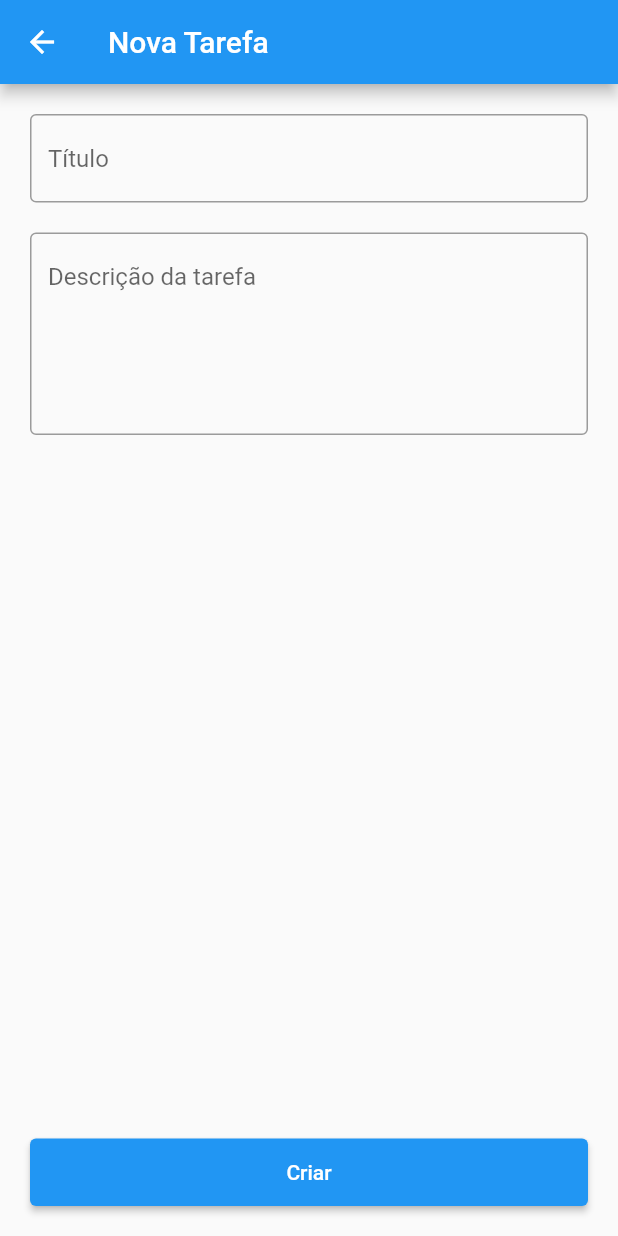
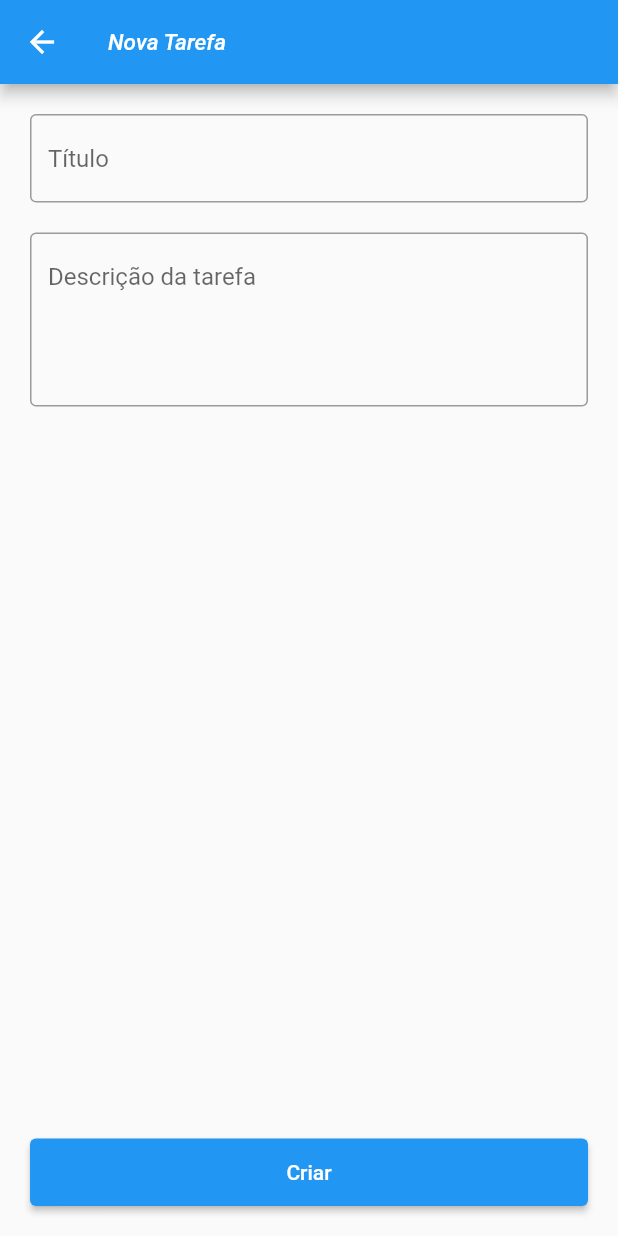
Before and after one commit to Innoue/FlutterLessons, a Flutter app: the screen it shows after launch, after a tap on the "add" icon, on a phone screen of 412 x 824 dp. Run offline on Flutter 3.47's test engine with Material 2 defaults, Android fonts, the phone set to English and light mode, and no system bars; our stand-ins replace google_fonts; missing offline and left inert: dart:ffi.

Commit message:
Fixed adding a new task when pop and changed text layout

```diff
--- a/task_list_3/lib/apps/app_android.dart
+++ b/task_list_3/lib/apps/app_android.dart
@@ -12,6 +12,12 @@ class MyApp extends StatelessWidget {
       debugShowCheckedModeBanner: false,
       title: 'Flutter Demo',
       home: MyHomePage(),
+      theme: ThemeData(
+        textTheme: TextTheme(
+          headline5: TextStyle(fontWeight: FontWeight.bold, fontSize: 20),
+          headline6: TextStyle(fontStyle: FontStyle.italic, fontSize: 15),
+        ),
+      ),
     );
   }
 }
--- a/task_list_3/lib/pages/new_task_page.dart
+++ b/task_list_3/lib/pages/new_task_page.dart
@@ -1,16 +1,25 @@
 import 'package:flutter/material.dart';
 import 'package:task_list_3/data/task.dart';
 
-class NewTaskPage extends StatelessWidget {
+class NewTaskPage extends StatefulWidget {
   NewTaskPage({Key? key}) : super(key: key);
 
+  @override
+  State<NewTaskPage> createState() => _NewTaskPageState();
+}
+
+class _NewTaskPageState extends State<NewTaskPage> {
   TextEditingController _titleTask = TextEditingController();
   TextEditingController _descTask = TextEditingController();
+
+  String? _titleError;
 
   @override
   Widget build(BuildContext context) {
     return Scaffold(
-      appBar: AppBar(title: Text("Nova Tarefa"),),
+      appBar: AppBar(
+        title: Text("Nova Tarefa"),
+      ),
       body: SafeArea(
         child: Column(
           children: [
@@ -19,6 +28,7 @@ class NewTaskPage extends StatelessWidget {
               child: TextField(
                 decoration: InputDecoration(
                   hintText: 'Título',
+                  errorText: _titleError,
                   border: OutlineInputBorder(),
                 ),
                 controller: _titleTask,
@@ -32,7 +42,7 @@ class NewTaskPage extends StatelessWidget {
                   border: OutlineInputBorder(),
                 ),
                 controller: _descTask,
-                maxLines: 5,
+                maxLines: 4,
               ),
             ),
             Expanded(
@@ -54,14 +64,19 @@ class NewTaskPage extends StatelessWidget {
       ),
     );
   }
-  void _createTask(BuildContext context){
+
+  void _createTask(BuildContext context) {
     String title = _titleTask.text.toString();
     String desc = _descTask.text.toString();
 
-    final task = Task(title: title, description: desc);
-
-    Navigator.pop(context, task);
-
+    if (title.isEmpty){
+      setState(() {
+        _titleError = 'Preencha o título';
+      });
+    }else{
+      final task = Task(title: title, description: desc);
+      _titleError = null;
+      Navigator.pop(context, task);
+    }
   }
-
 }
```
Also changed, not shown: task_list_3/lib/pages/home_page_android.dart (+7 -6 lines).
